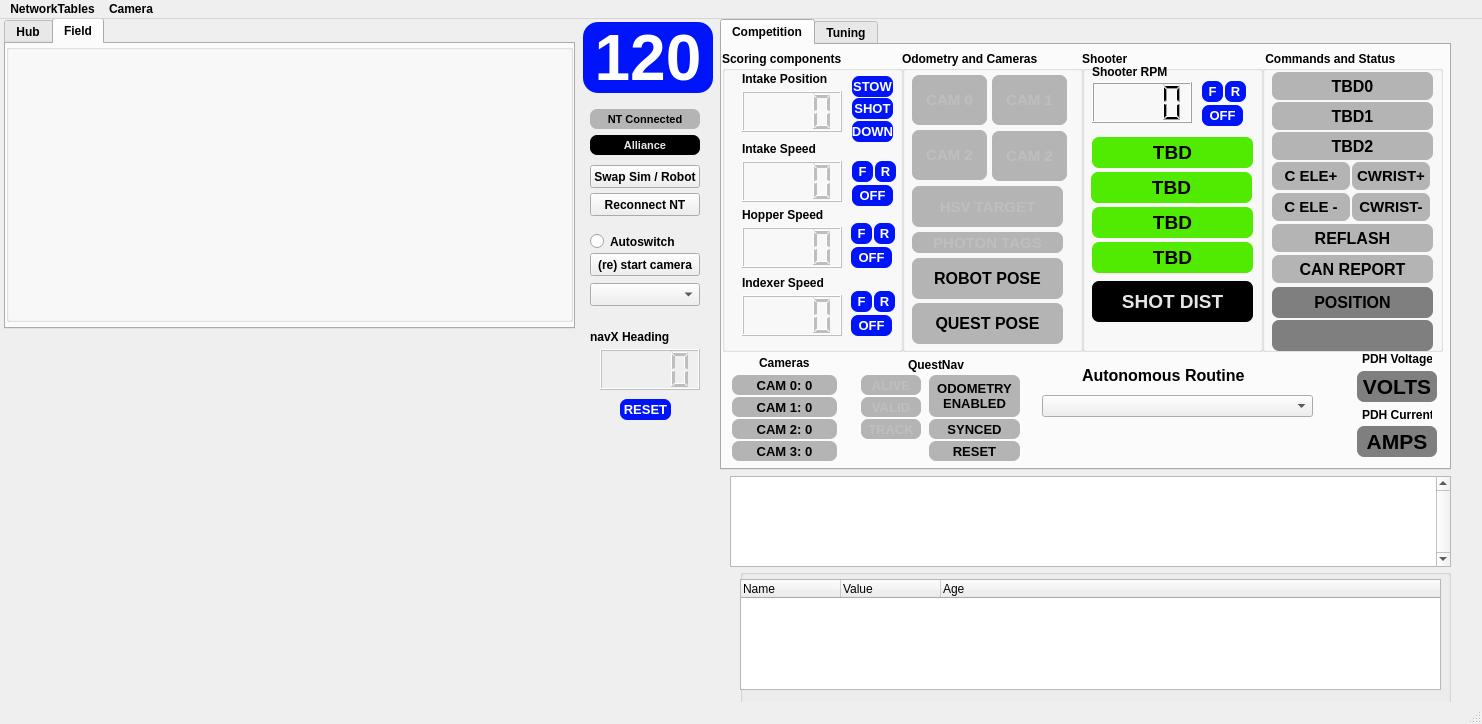
Old version of the form gui/layout_2026.ui in the repository aesatchien/FRC2429_2026.
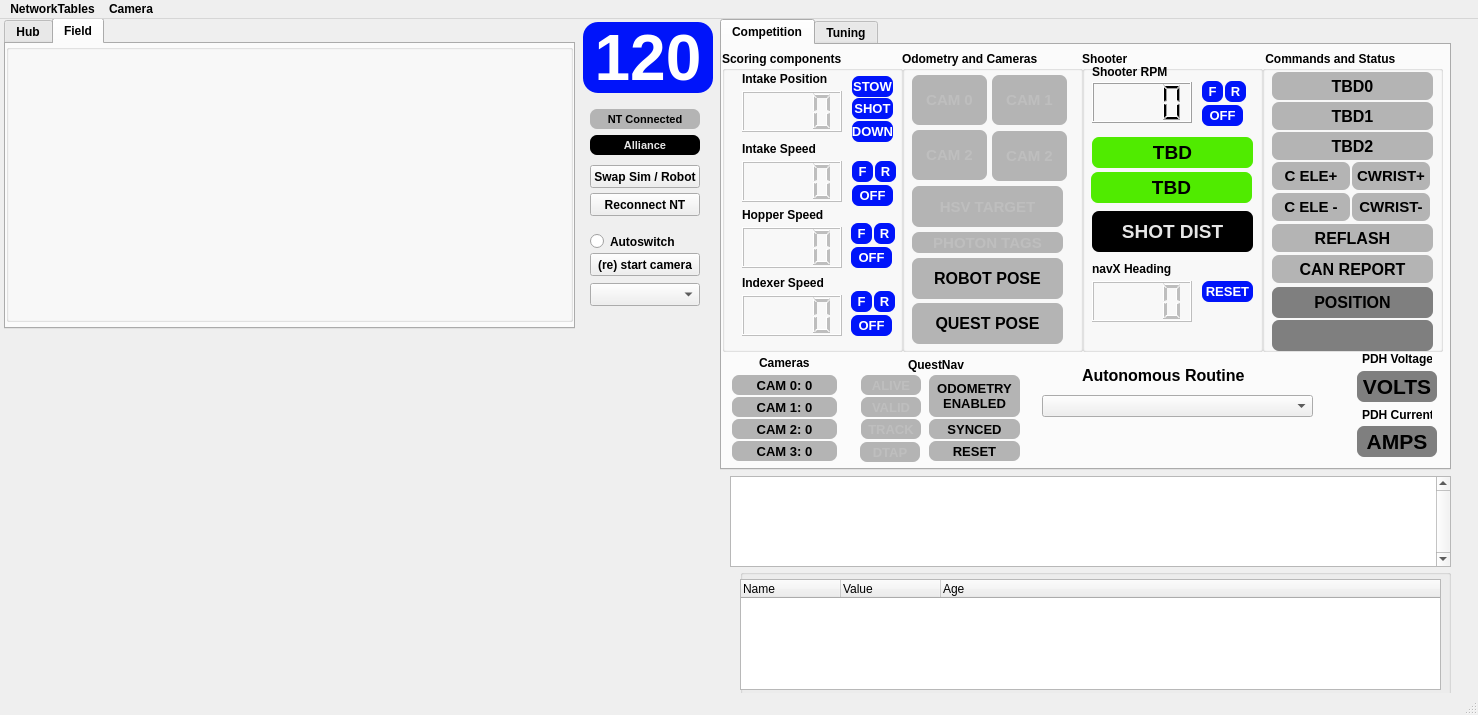
New version of the form. Icons and pictures are not drawn. Custom widgets are drawn as their Qt base class.

Commit message: updated gui to execute adb reset on the questnab on dtaps

Diff of the .ui file:
```diff
--- a/gui/layout_2026.ui
+++ b/gui/layout_2026.ui
@@ -6,8 +6,8 @@
    <rect>
     <x>0</x>
     <y>0</y>
-    <width>1482</width>
-    <height>724</height>
+    <width>1478</width>
+    <height>715</height>
    </rect>
   </property>
   <property name="font">
@@ -101,40 +101,6 @@
         <set>Qt::AlignCenter</set>
        </property>
       </widget>
-      <widget class="ClickableQLabel" name="qlabel_go_to_l3_indicator">
-       <property name="enabled">
-        <bool>true</bool>
-       </property>
-       <property name="geometry">
-        <rect>
-         <x>10</x>
-         <y>156</y>
-         <width>161</width>
-         <height>31</height>
-        </rect>
-       </property>
-       <property name="font">
-        <font>
-         <family>MS Shell Dlg 2</family>
-         <pointsize>14</pointsize>
-         <bold>true</bold>
-        </font>
-       </property>
-       <property name="styleSheet">
-        <string notr="true">border: 7px;
-border-radius: 7px;
-background-color:rgb(80, 235, 0);</string>
-       </property>
-       <property name="text">
-        <string>TBD</string>
-       </property>
-       <property name="textFormat">
-        <enum>Qt::AutoText</enum>
-       </property>
-       <property name="alignment">
-        <set>Qt::AlignCenter</set>
-       </property>
-      </widget>
       <widget class="QLCDNumber" name="qlcd_shooter_speed">
        <property name="enabled">
         <bool>true</bool>
@@ -164,40 +130,6 @@
         <string>Shooter RPM</string>
        </property>
       </widget>
-      <widget class="ClickableQLabel" name="qlabel_go_to_l4_indicator">
-       <property name="enabled">
-        <bool>true</bool>
-       </property>
-       <property name="geometry">
-        <rect>
-         <x>10</x>
-         <y>191</y>
-         <width>161</width>
-         <height>31</height>
-        </rect>
-       </property>
-       <property name="font">
-        <font>
-         <family>MS Shell Dlg 2</family>
-         <pointsize>14</pointsize>
-         <bold>true</bold>
-        </font>
-       </property>
-       <property name="styleSheet">
-        <string notr="true">border: 7px;
-border-radius: 7px;
-background-color:rgb(80, 235, 0);</string>
-       </property>
-       <property name="text">
-        <string>TBD</string>
-       </property>
-       <property name="textFormat">
-        <enum>Qt::AutoText</enum>
-       </property>
-       <property name="alignment">
-        <set>Qt::AlignCenter</set>
-       </property>
-      </widget>
       <widget class="ClickableQLabel" name="qlabel_go_to_l2_indicator">
        <property name="enabled">
         <bool>true</bool>
@@ -239,7 +171,7 @@
        <property name="geometry">
         <rect>
          <x>10</x>
-         <y>230</y>
+         <y>160</y>
          <width>161</width>
          <height>41</height>
         </rect>
@@ -372,6 +304,70 @@
         <set>Qt::AlignCenter</set>
        </property>
       </widget>
+      <widget class="QLabel" name="label_11">
+       <property name="geometry">
+        <rect>
+         <x>10</x>
+         <y>210</y>
+         <width>131</width>
+         <height>16</height>
+        </rect>
+       </property>
+       <property name="text">
+        <string>navX Heading</string>
+       </property>
+      </widget>
+      <widget class="QLCDNumber" name="qlcd_navx_heading">
+       <property name="enabled">
+        <bool>false</bool>
+       </property>
+       <property name="geometry">
+        <rect>
+         <x>10</x>
+         <y>230</y>
+         <width>100</width>
+         <height>41</height>
+        </rect>
+       </property>
+       <property name="digitCount">
+        <number>4</number>
+       </property>
+      </widget>
+      <widget class="ClickableQLabel" name="qlabel_gyro_reset_indicator">
+       <property name="enabled">
+        <bool>true</bool>
+       </property>
+       <property name="geometry">
+        <rect>
+         <x>120</x>
+         <y>230</y>
+         <width>51</width>
+         <height>21</height>
+        </rect>
+       </property>
+       <property name="font">
+        <font>
+         <family>MS Shell Dlg 2</family>
+         <pointsize>10</pointsize>
+         <bold>true</bold>
+        </font>
+       </property>
+       <property name="styleSheet">
+        <string notr="true">border: 7px;
+border-radius: 7px;
+color:rgb(255, 255, 255);
+background-color:rgb(0, 20, 250);</string>
+       </property>
+       <property name="text">
+        <string>RESET</string>
+       </property>
+       <property name="textFormat">
+        <enum>Qt::AutoText</enum>
+       </property>
+       <property name="alignment">
+        <set>Qt::AlignCenter</set>
+       </property>
+      </widget>
      </widget>
      <widget class="QGroupBox" name="groupBox">
       <property name="geometry">
@@ -2125,6 +2121,40 @@
        <set>Qt::AlignCenter</set>
       </property>
      </widget>
+     <widget class="ClickableQLabel" name="qlabel_questnav_dtap_indicator">
+      <property name="enabled">
+       <bool>false</bool>
+      </property>
+      <property name="geometry">
+       <rect>
+        <x>138</x>
+        <y>397</y>
+        <width>60</width>
+        <height>20</height>
+       </rect>
+      </property>
+      <property name="font">
+       <font>
+        <family>Segoe UI</family>
+        <pointsize>10</pointsize>
+        <bold>true</bold>
+       </font>
+      </property>
+      <property name="styleSheet">
+       <string notr="true">border: 7px;
+border-radius: 7px;
+background-color:rgb(180,180,180);</string>
+      </property>
+      <property name="text">
+       <string>DTAP</string>
+      </property>
+      <property name="textFormat">
+       <enum>Qt::AutoText</enum>
+      </property>
+      <property name="alignment">
+       <set>Qt::AlignCenter</set>
+      </property>
+     </widget>
     </widget>
     <widget class="QWidget" name="tab_2">
      <attribute name="title">
@@ -2817,70 +2847,6 @@
      <set>Qt::AlignCenter</set>
     </property>
    </widget>
-   <widget class="QLCDNumber" name="qlcd_navx_heading">
-    <property name="enabled">
-     <bool>false</bool>
-    </property>
-    <property name="geometry">
-     <rect>
-      <x>600</x>
-      <y>330</y>
-      <width>100</width>
-      <height>41</height>
-     </rect>
-    </property>
-    <property name="digitCount">
-     <number>4</number>
-    </property>
-   </widget>
-   <widget class="ClickableQLabel" name="qlabel_gyro_reset_indicator">
-    <property name="enabled">
-     <bool>true</bool>
-    </property>
-    <property name="geometry">
-     <rect>
-      <x>620</x>
-      <y>380</y>
-      <width>51</width>
-      <height>21</height>
-     </rect>
-    </property>
-    <property name="font">
-     <font>
-      <family>MS Shell Dlg 2</family>
-      <pointsize>10</pointsize>
-      <bold>true</bold>
-     </font>
-    </property>
-    <property name="styleSheet">
-     <string notr="true">border: 7px;
-border-radius: 7px;
-color:rgb(255, 255, 255);
-background-color:rgb(0, 20, 250);</string>
-    </property>
-    <property name="text">
-     <string>RESET</string>
-    </property>
-    <property name="textFormat">
-     <enum>Qt::AutoText</enum>
-    </property>
-    <property name="alignment">
-     <set>Qt::AlignCenter</set>
-    </property>
-   </widget>
-   <widget class="QLabel" name="label_11">
-    <property name="geometry">
-     <rect>
-      <x>590</x>
-      <y>310</y>
-      <width>131</width>
-      <height>16</height>
-     </rect>
-    </property>
-    <property name="text">
-     <string>navX Heading</string>
-    </property>
-   </widget>
    <zorder>tabWidget</zorder>
    <zorder>qt_text_status</zorder>
    <zorder>tabWidget_2</zorder>
@@ -2903,7 +2869,7 @@
     <rect>
      <x>0</x>
      <y>0</y>
-     <width>1482</width>
+     <width>1478</width>
      <height>22</height>
     </rect>
    </property>
```
Left out of the diff: 3 changed lines with no effect on the pictures. The commit also changes 5 other files.
